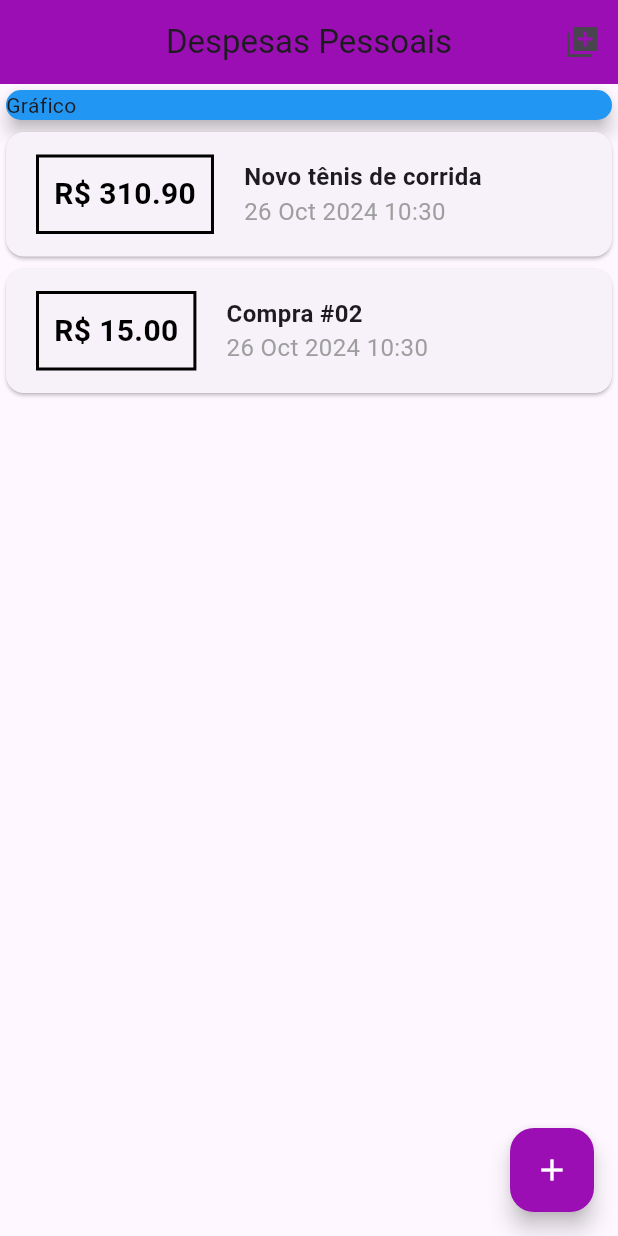
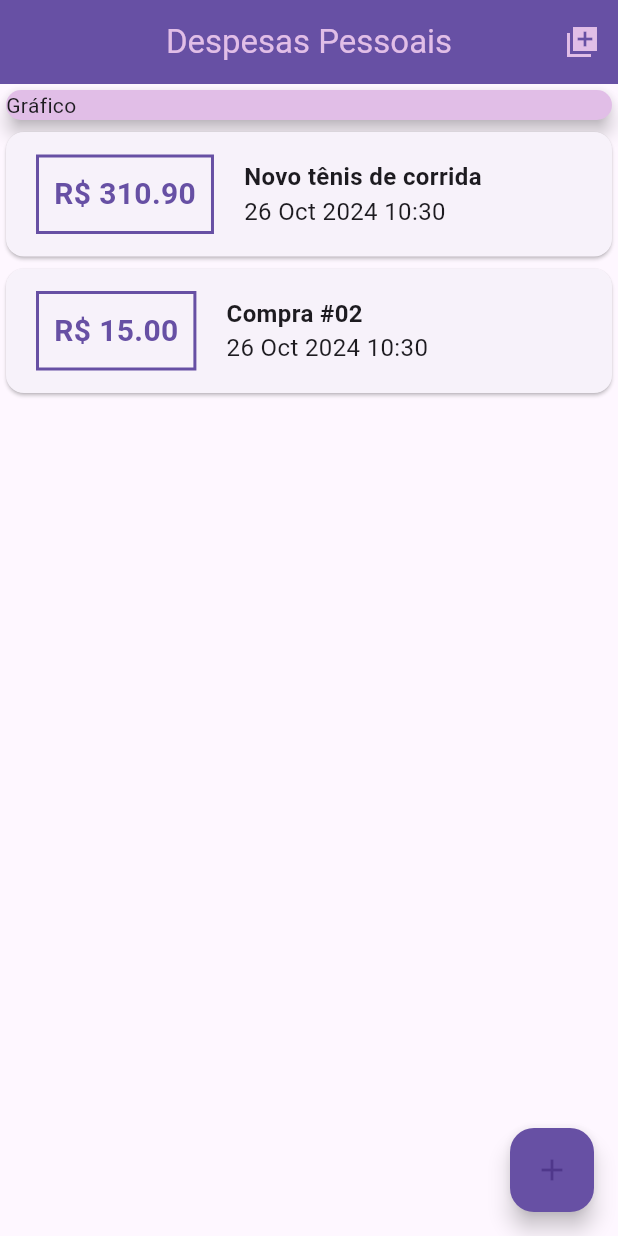
Before and after one commit to rodrigoub/App_DespesasPessoais, a Flutter app: the screen it shows after launch, on a phone screen of 412 x 824 dp. Run offline on Flutter 3.47's test engine with Material 3 defaults, Android fonts, the phone set to English and light mode, and no system bars.

Commit message:
Trabalhando com Theme pt1

```diff
--- a/lib/components/transaction_list.dart
+++ b/lib/components/transaction_list.dart
@@ -23,30 +23,44 @@ class TransactionList extends StatelessWidget {
                   margin: EdgeInsets.symmetric(horizontal: 20, vertical: 15),
                   decoration: BoxDecoration(
                     border: Border.all(
-                  color: Colors.black,
+                      color: Theme.of(context).primaryColor,
                       width: 2,
-                )),
+                    ),
+                  ),
                   padding: EdgeInsets.all(10),
-                child: Text('R\$ ' + tr.value.toStringAsFixed(2),
+                  child: Text(
+                    'R\$ ' + tr.value.toStringAsFixed(2),
                     style: TextStyle(
                       fontWeight: FontWeight.bold,
                       fontSize: 20,
-                        color: Colors.black)),
+                      color: Theme.of(context).primaryColor,
+                    ),
+                  ),
                 ),
                 Column(
                   crossAxisAlignment: CrossAxisAlignment.start,
                   children: [
-                  Text(tr.title,
-                      style:
-                          TextStyle(fontWeight: FontWeight.bold, fontSize: 16)),
+                    Text(
+                      tr.title,
+                      style: TextStyle(
+                        fontWeight: FontWeight.bold,
+                        fontSize: 16,
+                        color: Theme.of(context).textTheme.titleLarge?.color,
+                      ),
+                    ),
                     Text(
                       DateFormat('d MMM y hh:mm').format(tr.date),
-                    style: TextStyle(fontSize: 16, color: Colors.grey),
-                  )
+                      style: TextStyle(
+                        fontSize: 16,
+                        color: Theme.of(context).textTheme.bodyMedium?.color,
+
+                      ),
+                    ),
                   ],
-              )
+                ),
               ],
-          ));
+            ),
+          );
         },
       ),
     );
--- a/lib/main.dart
+++ b/lib/main.dart
@@ -13,6 +13,9 @@ class ExpensesApp extends StatelessWidget {
   Widget build(BuildContext context) {
     return MaterialApp(
       home: MyHomePage(),
+      theme: ThemeData(
+        primarySwatch: Colors.purple,
+      ),
     );
   }
 }
@@ -62,33 +65,40 @@ class _MyHomePageState extends State<MyHomePage> {
     return Scaffold(
       appBar: AppBar(
         centerTitle: true,
-        title: Text('Despesas Pessoais'),
+        title: Text(
+          'Despesas Pessoais',
+          style: TextStyle(
+            color: Theme.of(context).primaryColorLight,
+          ),
+        ),
+        backgroundColor: Theme.of(context).primaryColor,
         actions: [
           IconButton(
-            onPressed: ()=> abrirtransactionFormModal(context),
+            onPressed: () => abrirtransactionFormModal(context),
             icon: Icon(Icons.add_to_photos_sharp),
+            color: Theme.of(context).primaryColorLight,
           ),
         ],
-        backgroundColor: const Color.fromARGB(255, 154, 14, 179),
       ),
       body: SingleChildScrollView(
-        child:
-            Column(crossAxisAlignment: CrossAxisAlignment.stretch, children: [
+        child: Column(
+          crossAxisAlignment: CrossAxisAlignment.stretch,
+          children: [
             Container(
               child: Card(
-              color: Colors.blue,
+                color: Theme.of(context).primaryColorLight,
                 child: Text('Gráfico'),
                 elevation: 5,
               ),
             ),
             TransactionList(_transaction),
-        ]),
+          ],
+        ),
       ),
       floatingActionButton: FloatingActionButton(
         child: Icon(Icons.add),
-        onPressed: ()=> abrirtransactionFormModal(context),
-        backgroundColor: const Color.fromARGB(255, 154, 14, 179),
-        foregroundColor: Colors.white,
+        onPressed: () => abrirtransactionFormModal(context),
+        backgroundColor: Theme.of(context).primaryColor,
       ),
       floatingActionButtonLocation: FloatingActionButtonLocation.endFloat,
     );
```
Lines whose indentation alone changed are shown as unchanged.
